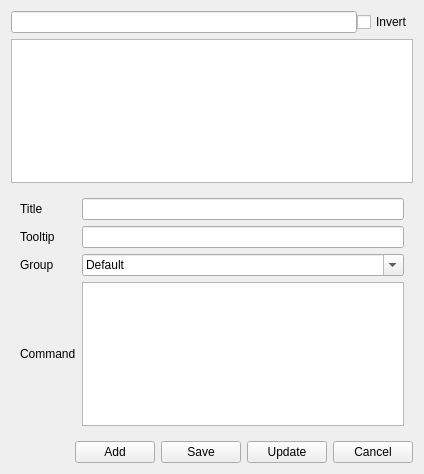
Above: src/plugins/QuickCommands/qcwidget.ui from KDE/konsole before the change. Below: the same form after it.
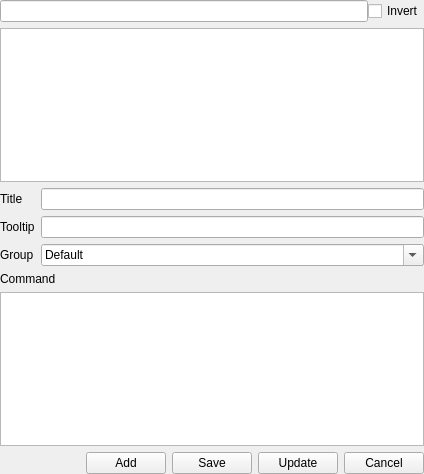
That is the form after the change.

Commit message: Move Command widget outside of the toggable area

The edit to the form file:
```diff
--- a/src/plugins/QuickCommands/qcwidget.ui
+++ b/src/plugins/QuickCommands/qcwidget.ui
@@ -13,7 +13,19 @@
   <property name="windowTitle">
    <string>Form</string>
   </property>
-  <layout class="QVBoxLayout" name="verticalLayout">
+  <layout class="QVBoxLayout" name="verticalLayout_2">
+   <property name="leftMargin">
+    <number>0</number>
+   </property>
+   <property name="topMargin">
+    <number>0</number>
+   </property>
+   <property name="rightMargin">
+    <number>0</number>
+   </property>
+   <property name="bottomMargin">
+    <number>0</number>
+   </property>
    <item>
     <widget class="QWidget" name="filterWidget" native="true">
      <layout class="QHBoxLayout" name="horizontalLayout_2">
@@ -57,10 +69,49 @@
    </item>
    <item>
     <widget class="QWidget" name="commandsWidget" native="true">
-     <layout class="QGridLayout" name="gridLayout">
+     <layout class="QFormLayout" name="formLayout">
+      <property name="horizontalSpacing">
+       <number>6</number>
+      </property>
+      <property name="leftMargin">
+       <number>0</number>
+      </property>
+      <property name="topMargin">
+       <number>0</number>
+      </property>
+      <property name="rightMargin">
+       <number>0</number>
+      </property>
+      <property name="bottomMargin">
+       <number>0</number>
+      </property>
+      <item row="0" column="0">
+       <widget class="QLabel" name="label">
+        <property name="text">
+         <string>Title</string>
+        </property>
+       </widget>
+      </item>
       <item row="0" column="1">
        <widget class="QLineEdit" name="name"/>
       </item>
+      <item row="1" column="0">
+       <widget class="QLabel" name="label_3">
+        <property name="text">
+         <string>Tooltip</string>
+        </property>
+       </widget>
+      </item>
+      <item row="1" column="1">
+       <widget class="QLineEdit" name="tooltip"/>
+      </item>
+      <item row="2" column="0">
+       <widget class="QLabel" name="labelGroup">
+        <property name="text">
+         <string>Group</string>
+        </property>
+       </widget>
+      </item>
       <item row="2" column="1">
        <widget class="QComboBox" name="group">
         <property name="editable">
@@ -73,14 +124,25 @@
         </item>
        </widget>
       </item>
-      <item row="2" column="0">
-       <widget class="QLabel" name="labelGroup">
-        <property name="text">
-         <string>Group</string>
-        </property>
-       </widget>
-      </item>
-      <item row="4" column="0">
+     </layout>
+    </widget>
+   </item>
+   <item>
+    <widget class="QWidget" name="widget" native="true">
+     <layout class="QVBoxLayout" name="verticalLayout">
+      <property name="leftMargin">
+       <number>0</number>
+      </property>
+      <property name="topMargin">
+       <number>0</number>
+      </property>
+      <property name="rightMargin">
+       <number>0</number>
+      </property>
+      <property name="bottomMargin">
+       <number>0</number>
+      </property>
+      <item>
        <widget class="QLabel" name="label_2">
         <property name="text">
          <string>Command</string>
@@ -90,30 +152,13 @@
         </property>
        </widget>
       </item>
-      <item row="4" column="1">
+      <item>
        <widget class="QPlainTextEdit" name="command">
         <property name="plainText">
          <string notr="true"/>
         </property>
        </widget>
       </item>
-      <item row="0" column="0">
-       <widget class="QLabel" name="label">
-        <property name="text">
-         <string>Title</string>
-        </property>
-       </widget>
-      </item>
-      <item row="1" column="0">
-       <widget class="QLabel" name="label_3">
-        <property name="text">
-         <string>Tooltip</string>
-        </property>
-       </widget>
-      </item>
-      <item row="1" column="1">
-       <widget class="QLineEdit" name="tooltip"/>
-      </item>
      </layout>
     </widget>
    </item>
```
